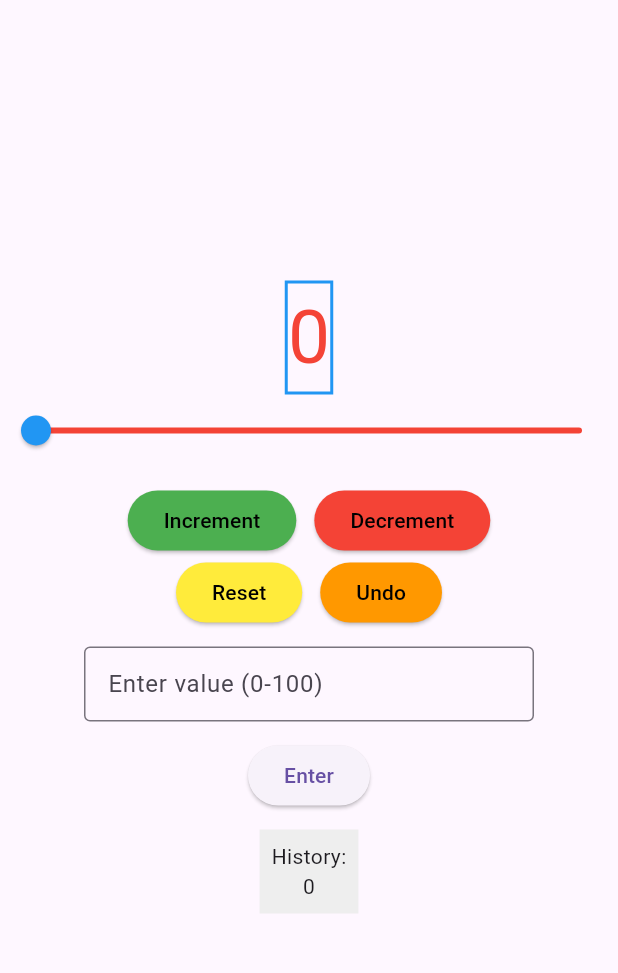
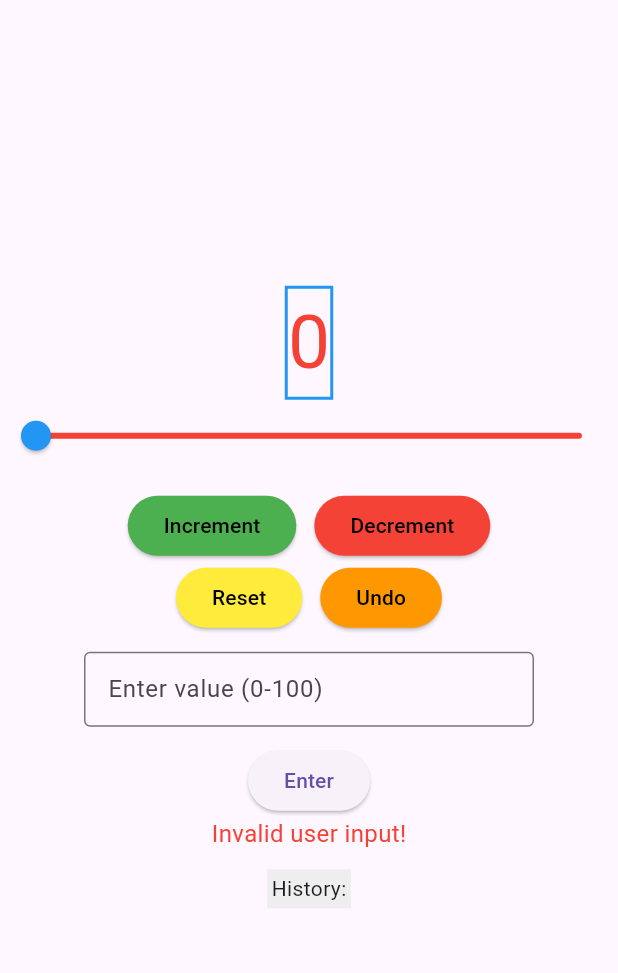
Before and after one commit to RonanNumerals/in_class_activity_4, a Flutter app: the screen it shows after launch, after a tap on "Enter", on a phone screen of 412 x 824 dp, the part 63-1036 px from its top. Run offline on Flutter 3.47's test engine with Material 3 defaults, Android fonts, the phone set to English and light mode, and no system bars.

Commit message:
Created features branch, added function to catch non-integer user inputs in text box

```diff
--- a/lib/main.dart
+++ b/lib/main.dart
@@ -25,7 +25,7 @@ class CounterWidget extends StatefulWidget {
 class _CounterWidgetState extends State<CounterWidget> {
   //initial couter value
   int _counter = 0;
-  //String _inputText = '';
+  bool invalid = false;
   final List<int> _history = [];
 
   final _textController = TextEditingController();
@@ -57,14 +57,14 @@ class _CounterWidgetState extends State<CounterWidget> {
   void _undo() {
     setState(() {
       if (_history.isNotEmpty) {
-        _counter = _history.removeLast();
+        _history.removeLast();
+        _counter = _history.last;
       }
     });
   }
 
   void _saveInput() {
     setState(() {
-      //_inputText = _textController.text;
       _history.add(_counter);
     });
   }
@@ -73,14 +73,18 @@ class _CounterWidgetState extends State<CounterWidget> {
     int? value = int.tryParse(_textController.text);
     if (value != null) {
         setState(() {
+          invalid = false;
           _counter += value;
           if (_counter > 100) {
             _counter = 100;
           }
+          _saveInput();
         }
       );
     }else{
-      Text('Invalid input!');
+      setState(() {
+        invalid = true;
+      });
     }
   }
 
@@ -202,14 +206,18 @@ class _CounterWidgetState extends State<CounterWidget> {
           ElevatedButton(
             onPressed: () {
               _customUserInput();
-              _saveInput();
             },
             child: const Text('Enter'),
           ),
+          if (invalid == true)
+            Text(
+              'Invalid user input!',
+              style: TextStyle(color: Colors.red, fontSize: 16),
+            ),
           const SizedBox(height: 12),
           Container(
             color: Colors.grey[200],
-            padding: const EdgeInsets.all(8.0),
+            padding: const EdgeInsets.all(3.0),
             child: Column(
               children: [
                 const Text('History:'),
```
